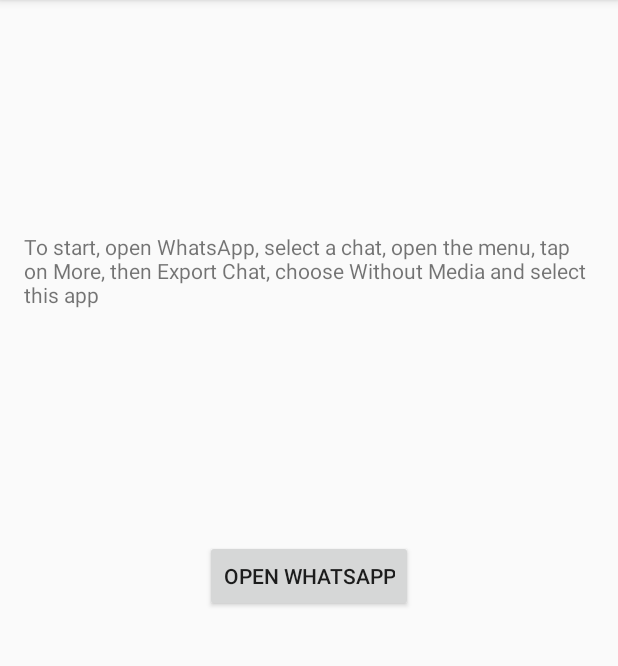
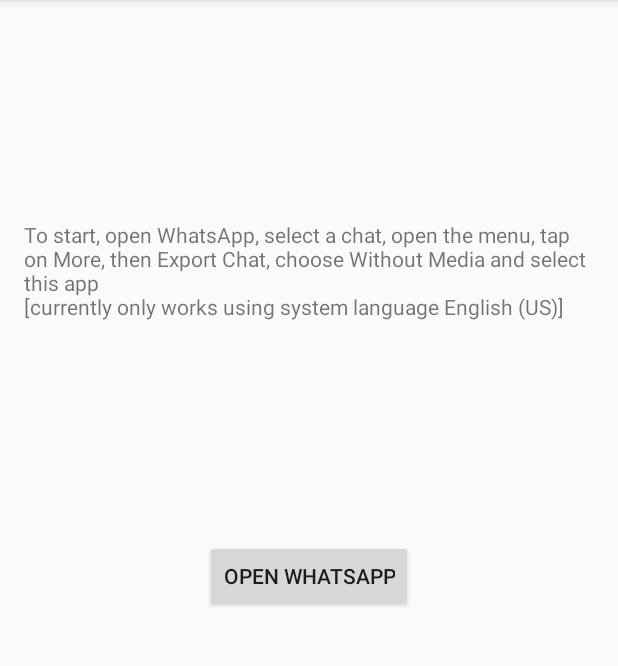
Before and after one commit to JtheDroid/WhatsAppChatAnalyzer, an Android app: the screen it shows after launch (MainActivity), on a phone screen of 412 x 824 dp, the part 84-750 px from its top. Run offline under Robolectric (Android 15) with nearby library versions, the phone set to English and light mode, and no system bars.

```diff
--- a/app/src/main/java/de/jthedroid/whatsappchatanalyzer/SenderFragment.java
+++ b/app/src/main/java/de/jthedroid/whatsappchatanalyzer/SenderFragment.java
@@ -43,7 +43,7 @@ public class SenderFragment extends Fragment {
     @Override
     public View onCreateView(@NonNull LayoutInflater inflater, @Nullable ViewGroup container,
                              @Nullable Bundle savedInstanceState) {
-        View v = inflater.inflate(R.layout.sender_fragment, container, false);
+        View v = inflater.inflate(R.layout.fragment_sender, container, false);
         ((TextView) v.findViewById(R.id.textViewName)).setText(name);
         ((TextView) v.findViewById(R.id.textViewCount)).setText(String.format(Locale.getDefault(),"%d",count));
         ProgressBar progressBar = v.findViewById(R.id.progressBarMsgCount);
--- a/app/src/main/res/values/strings.xml
+++ b/app/src/main/res/values/strings.xml
@@ -1,6 +1,6 @@
 <resources>
     <string name="app_name">WhatsApp Chat Analyzer</string>
-    <string name="whatsapp_info">To start, open WhatsApp, select a chat, open the menu, tap on More, then Export Chat, choose Without Media and select this app</string>
+    <string name="whatsapp_info">To start, open WhatsApp, select a chat, open the menu, tap on More, then Export Chat, choose Without Media and select this app\n[currently only works using system language English (US)]</string>
     <string name="open_whatsapp">Open WhatsApp</string>
     <string name="whatsapp_open_error">Couldn\'t open WhatsApp</string>
     <string name="loading">Loading…</string>
```
Also changed, not shown: app/src/main/res/layout/fragment_sender.xml (renamed from app/src/main/res/layout/sender_fragment.xml), 1 other file.
